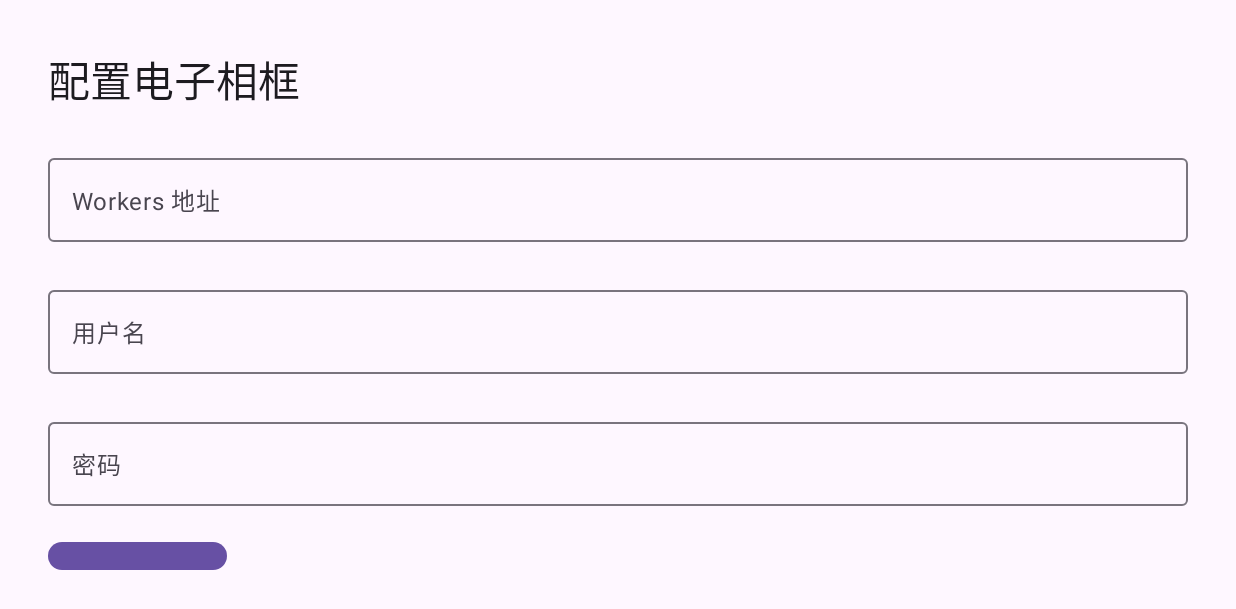
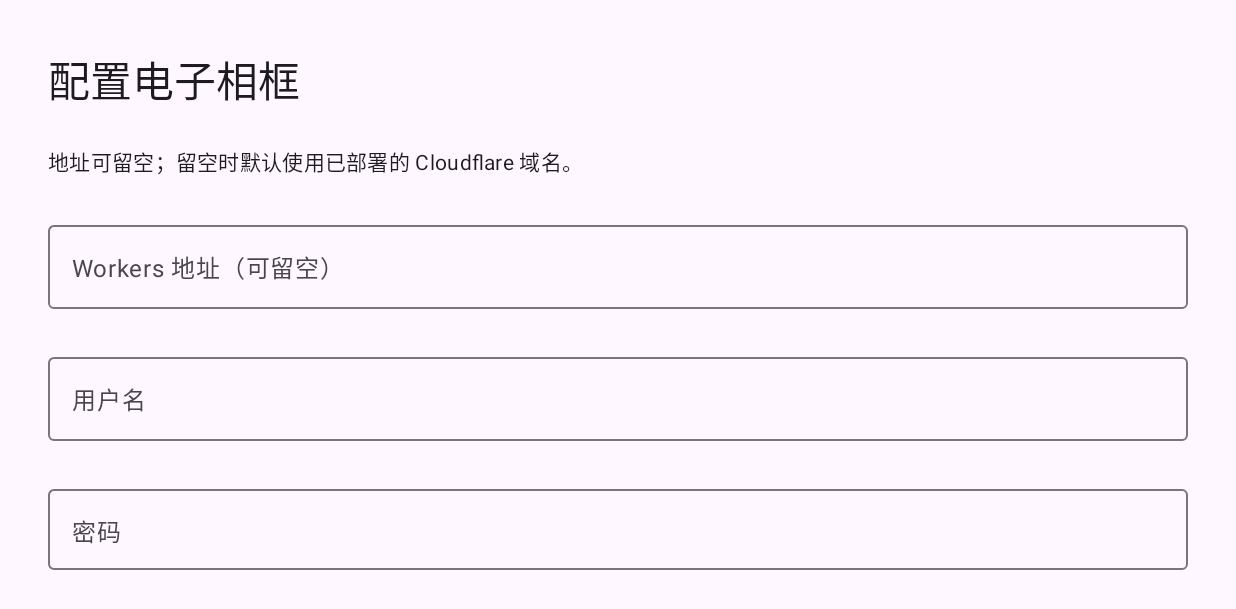
Before and after one commit to changdaye/tencent-dingdang-photo-frame, an Android app built with Jetpack Compose: the screen it shows after launch (MainActivity), on a phone screen of 824 x 412 dp (held sideways). Shown: the top 609 px of the screen. Run offline under Robolectric (Android 15) with nearby library versions, the light colour scheme and no system bars; 1 statement that could not run was skipped.

Commit message:
Make the Cloudflare frame domain the app's built-in default
The Worker is now deployed on the Apple Cloudflare account, so the Android app can treat that Cloudflare endpoint as the default when the address field is left blank and only require username/password for normal setup.

Constraint: Device setup should be as simple as possible and usually not require typing a URL with a remote control
Rejected: Force users to enter the Worker URL on every device | unnecessary friction once the production endpoint exists
Confidence: high
Scope-risk: narrow
Reversibility: clean
Directive: Update the built-in default URL whenever the production Worker domain changes
Tested: ./gradlew testDebugUnitTest; live POST /frame on the deployed Worker; live GET /image on the deployed Worker returned 200 image/png
Not-tested: On-device configuration flow with a physical Tencent Dingdang remote

```diff
--- a/app/src/main/java/io/github/changdaye/dingdangframe/data/AppConfig.kt
+++ b/app/src/main/java/io/github/changdaye/dingdangframe/data/AppConfig.kt
@@ -1,10 +1,14 @@
 package io.github.changdaye.dingdangframe.data
+
+const val DEFAULT_FRAME_BASE_URL = "https://tencent-dingdang-photo-frame-apple.5frhvfq5s2.workers.dev"
 
 data class AppConfig(
   val baseUrl: String,
   val username: String,
   val password: String,
-)
+) {
+  fun resolvedBaseUrl(): String = baseUrl.trim().ifEmpty { DEFAULT_FRAME_BASE_URL }
+}
 
 data class SavedFrameSnapshot(
   val imageUrl: String,
--- a/app/src/main/java/io/github/changdaye/dingdangframe/data/FrameApi.kt
+++ b/app/src/main/java/io/github/changdaye/dingdangframe/data/FrameApi.kt
@@ -19,7 +19,7 @@ class HttpFrameApi(
   private val json: Json = Json { ignoreUnknownKeys = true },
 ) : FrameApi {
   override suspend fun fetchFrame(config: AppConfig): FrameResult {
-    val connection = (URL(config.baseUrl.trimEnd('/') + "/frame").openConnection() as HttpURLConnection).apply {
+    val connection = (URL(config.resolvedBaseUrl().trimEnd('/') + "/frame").openConnection() as HttpURLConnection).apply {
       requestMethod = "POST"
       setRequestProperty("Content-Type", "application/json")
       doOutput = true
--- a/app/src/main/java/io/github/changdaye/dingdangframe/ui/ConfigScreen.kt
+++ b/app/src/main/java/io/github/changdaye/dingdangframe/ui/ConfigScreen.kt
@@ -17,6 +17,7 @@ import androidx.compose.runtime.setValue
 import androidx.compose.ui.Modifier
 import androidx.compose.ui.unit.dp
 import io.github.changdaye.dingdangframe.data.AppConfig
+import io.github.changdaye.dingdangframe.data.DEFAULT_FRAME_BASE_URL
 
 @Composable
 fun ConfigScreen(
@@ -34,7 +35,14 @@ fun ConfigScreen(
     verticalArrangement = Arrangement.spacedBy(24.dp),
   ) {
     Text("配置电子相框", style = MaterialTheme.typography.headlineMedium)
-    OutlinedTextField(value = baseUrl, onValueChange = { baseUrl = it }, label = { Text("Workers 地址") }, modifier = Modifier.fillMaxWidth())
+    Text("地址可留空；留空时默认使用已部署的 Cloudflare 域名。", style = MaterialTheme.typography.bodyMedium)
+    OutlinedTextField(
+      value = baseUrl,
+      onValueChange = { baseUrl = it },
+      label = { Text("Workers 地址（可留空）") },
+      placeholder = { Text(DEFAULT_FRAME_BASE_URL) },
+      modifier = Modifier.fillMaxWidth(),
+    )
     OutlinedTextField(value = username, onValueChange = { username = it }, label = { Text("用户名") }, modifier = Modifier.fillMaxWidth())
     OutlinedTextField(value = password, onValueChange = { password = it }, label = { Text("密码") }, modifier = Modifier.fillMaxWidth())
     Button(onClick = { onSave(AppConfig(baseUrl, username, password)) }) {
```
Also changed, not shown: 3 other files.
